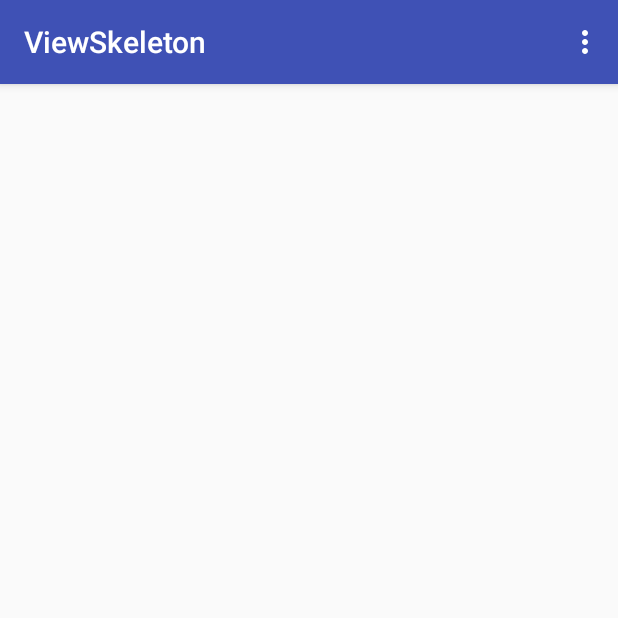
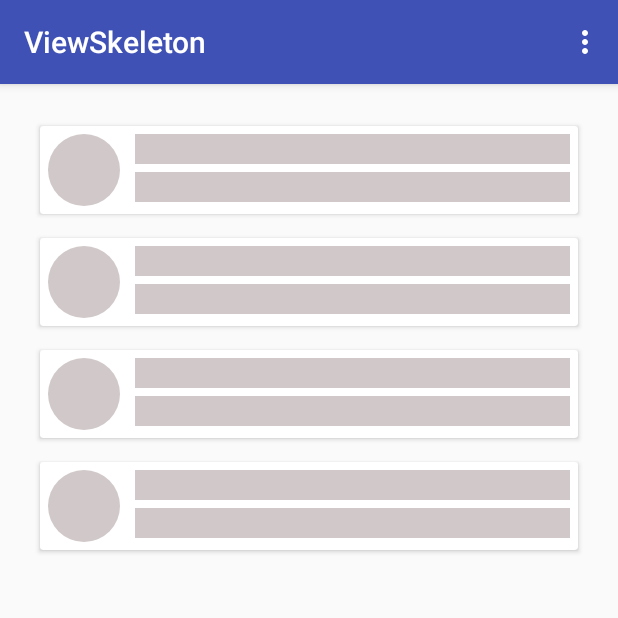
Before and after one commit to bnsantos/android-skeleton-view, an Android app: the screen it shows after launch (MainActivity), on a phone screen of 412 x 824 dp, the top half of it. Run offline under Robolectric (Android 15) with nearby library versions, the phone set to English and light mode, and no system bars; our stand-ins replace Dagger/Hilt's generated code, Room's generated code, RxJava; libraries missing offline, so code that uses them is left out: com.facebook.drawee; network calls fail; pictures from the network do not load; 1 statement that could not run was skipped.

Commit message:
simple view skeleton first

```diff
--- a/app/src/main/java/com/bnsantos/view/skeleton/repository/PersonRepository.kt
+++ b/app/src/main/java/com/bnsantos/view/skeleton/repository/PersonRepository.kt
@@ -11,6 +11,7 @@ import io.reactivex.schedulers.Schedulers
 import javax.inject.Inject
 
 class PersonRepository @Inject constructor(private val mService: PeopleService, private val mDao: PersonDao){
+    private var mFinishedLoading = false
 
     private fun readCached(count: Int = 10): Flowable<Resource<List<Person>>> {
         return mDao.read()
@@ -18,7 +19,12 @@ class PersonRepository @Inject constructor(private val mService: PeopleService,
                 .flatMap {
                     if (it != null) {
                         Log.i(this@PersonRepository.javaClass.simpleName, "onNext->Cached people[${it.size}]: " + it)
-                        Flowable.just(Resource.Loading(it))
+                        if (mFinishedLoading) {
+                            mFinishedLoading = false
+                            Flowable.just(Resource.Success(it))
+                        }else {
+                            Flowable.just(Resource.Loading(it))
+                        }
                     }else {
                         Flowable.empty()
                     }
@@ -32,6 +38,7 @@ class PersonRepository @Inject constructor(private val mService: PeopleService,
                         onNext = {
                             if (it != null && it.mResults != null) {
                                 Log.i(this@PersonRepository.javaClass.simpleName, "Caching people[${it.mResults.size}]: " + it.mResults)
+                                mFinishedLoading = true
                                 mDao.insert(it.mResults)
                             }else {
                                 Log.i(this@PersonRepository.javaClass.simpleName, "No result")
--- a/app/src/main/java/com/bnsantos/view/skeleton/ui/PeopleAdapter.kt
+++ b/app/src/main/java/com/bnsantos/view/skeleton/ui/PeopleAdapter.kt
@@ -9,36 +9,62 @@ import com.bnsantos.view.skeleton.R
 import com.bnsantos.view.skeleton.model.Person
 import com.facebook.drawee.view.SimpleDraweeView
 
-class PeopleAdapter(var mPeople: List<Person> = listOf()) : RecyclerView.Adapter<PeopleAdapter.PeopleHolder>() {
-    override fun getItemCount(): Int = mPeople.size
+class PeopleAdapter(var mPeople: List<Person> = listOf()) : RecyclerView.Adapter<RecyclerView.ViewHolder>() {
+    private var mSkeletonMode: Boolean = false
 
-    override fun onCreateViewHolder(parent: ViewGroup?, p1: Int): PeopleHolder {
-        return PeopleHolder(LayoutInflater.from(parent?.context).inflate(R.layout.adapter_person, parent, false))
+    override fun getItemCount(): Int {
+        if (mSkeletonMode) {
+            return 4
+        }else {
+            return mPeople.size
+        }
     }
 
-    override fun onBindViewHolder(holder: PeopleHolder?, pos: Int) {
-        if (holder != null) {
-            val person = mPeople[pos]
-            holder.mName.text = person.name
-            holder.mEmail.text = person.email
-            holder.mPicture.setImageURI(person.picture)
+    override fun onCreateViewHolder(parent: ViewGroup?, viewType: Int): RecyclerView.ViewHolder {
+        if(viewType == 1){
+            return SkeletonHolder(LayoutInflater.from(parent?.context).inflate(R.layout.adapter_skeleton, parent, false))
+        }else {
+            return PeopleHolder(LayoutInflater.from(parent?.context).inflate(R.layout.adapter_person, parent, false))
+        }
+    }
+
+    override fun onBindViewHolder(holder: RecyclerView.ViewHolder?, pos: Int) {
+        when (holder) {
+            is PeopleHolder -> {
+                val person = mPeople[pos]
+                holder.mName.text = person.name
+                holder.mEmail.text = person.email
+                holder.mPicture.setImageURI(person.picture)
+            }
+        }
+    }
+
+    override fun getItemViewType(position: Int): Int {
+        if(mSkeletonMode){
+            return 1
+        }else {
+            return 0
         }
     }
 
     fun swap(people: List<Person>){
+        mSkeletonMode = false
         mPeople = people
         notifyDataSetChanged()
     }
 
-    fun append(data: List<Person>) {
-        mPeople += data
+    fun skeleton() {
+        mSkeletonMode = true
+        mPeople = listOf()
         notifyDataSetChanged()
     }
+
+    class SkeletonHolder(view: View): RecyclerView.ViewHolder(view)
 
     class PeopleHolder(view: View): RecyclerView.ViewHolder(view) {
         val mName : TextView  = view.findViewById(R.id.name) as TextView
         val mEmail : TextView  = view.findViewById(R.id.email) as TextView
+
         val mPicture : SimpleDraweeView = view.findViewById(R.id.picture) as SimpleDraweeView
-
     }
 }
--- a/app/src/main/java/com/bnsantos/view/skeleton/ui/PeopleFragment.kt
+++ b/app/src/main/java/com/bnsantos/view/skeleton/ui/PeopleFragment.kt
@@ -40,16 +40,21 @@ class PeopleFragment : Fragment(), Injectable{
                         onNext = {
                             when (it){
                                 is Resource.Success -> {
-                                    Log.i(this@PeopleFragment.javaClass.simpleName, "Success: " + it.data.toString())
-                                    mAdapter.append(it.data)
+                                    Log.i(this@PeopleFragment.javaClass.simpleName, "Success[${it.data.size}]: " + it.data.toString())
+                                    mAdapter.swap(it.data)
                                 }
                                 is Resource.Error -> {
                                     Toast.makeText(context, "Error", Toast.LENGTH_SHORT).show()
                                     Log.e(this@PeopleFragment.javaClass.simpleName, "Error", it.exception)
                                 }
                                 is Resource.Loading -> {
-                                    Log.i(this@PeopleFragment.javaClass.simpleName, "Loading: " + it.data.toString())
-                                    mAdapter.swap(it.data)
+                                    Log.i(this@PeopleFragment.javaClass.simpleName, "Loading[${it.data.size}]: " + it.data.toString())
+                                    if(it.data.isEmpty()){
+                                        mAdapter.skeleton()
+                                    }else {
+
+                                        mAdapter.swap(it.data)
+                                    }
                                 }
                             }
                         },
--- /dev/null
+++ b/app/src/main/res/drawable/round.xml
@@ -0,0 +1,12 @@
+<?xml version="1.0" encoding="utf-8"?>
+<shape
+    xmlns:android="http://schemas.android.com/apk/res/android"
+    android:shape="oval">
+
+  <solid
+      android:color="@color/lightGray"/>
+
+  <size
+      android:width="120dp"
+      android:height="120dp"/>
+</shape>
--- /dev/null
+++ b/app/src/main/res/layout/adapter_skeleton.xml
@@ -0,0 +1,49 @@
+<?xml version="1.0" encoding="utf-8"?>
+<android.support.v7.widget.CardView
+    xmlns:android="http://schemas.android.com/apk/res/android"
+    xmlns:card_view="http://schemas.android.com/apk/res-auto"
+    android:layout_width="match_parent"
+    android:layout_height="wrap_content"
+    card_view:cardElevation="2dp"
+    card_view:cardUseCompatPadding="true"
+    android:padding="5dp"
+    android:layout_marginLeft="8dp"
+    android:layout_marginStart="8dp"
+    android:layout_marginEnd="8dp"
+    android:layout_marginRight="8dp"
+    android:layout_marginTop="8dp"
+    android:foreground="?android:attr/selectableItemBackground">
+  <RelativeLayout
+      android:padding="5dp"
+      android:layout_width="match_parent"
+      android:layout_height="wrap_content">
+    <View
+        android:id="@+id/picture"
+        android:layout_width="48dp"
+        android:layout_height="48dp"
+        android:layout_marginEnd="10dp"
+        android:layout_marginRight="10dp"
+        android:background="@drawable/round"/>
+    <View
+        android:id="@+id/name"
+        android:layout_width="match_parent"
+        android:layout_height="20dp"
+        android:background="@color/lightGray"
+        android:layout_alignParentTop="true"
+        android:layout_toRightOf="@+id/picture"
+        android:layout_toEndOf="@+id/picture"
+        android:layout_alignParentRight="true"
+        android:layout_alignParentEnd="true"/>
+    <View
+        android:id="@+id/email"
+        android:layout_width="match_parent"
+        android:layout_height="20dp"
+        android:layout_below="@+id/name"
+        android:layout_marginTop="5dp"
+        android:background="@color/lightGray"
+        android:layout_alignParentRight="true"
+        android:layout_alignParentEnd="true"
+        android:layout_toRightOf="@+id/picture"
+        android:layout_toEndOf="@+id/picture"/>
+  </RelativeLayout>
+</android.support.v7.widget.CardView>
--- a/app/src/main/res/values/colors.xml
+++ b/app/src/main/res/values/colors.xml
@@ -3,4 +3,5 @@
   <color name="colorPrimary">#3F51B5</color>
   <color name="colorPrimaryDark">#303F9F</color>
   <color name="colorAccent">#FF4081</color>
+  <color name="lightGray">#d1c9c9</color>
 </resources>
```
